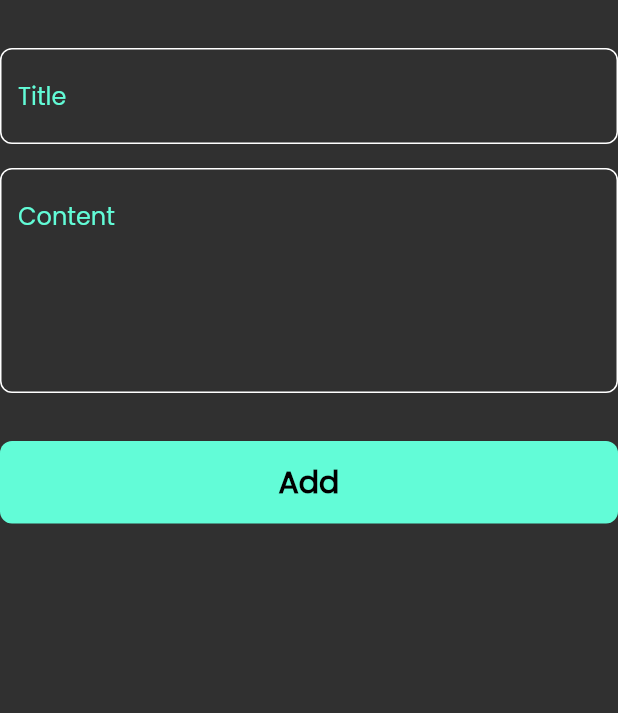
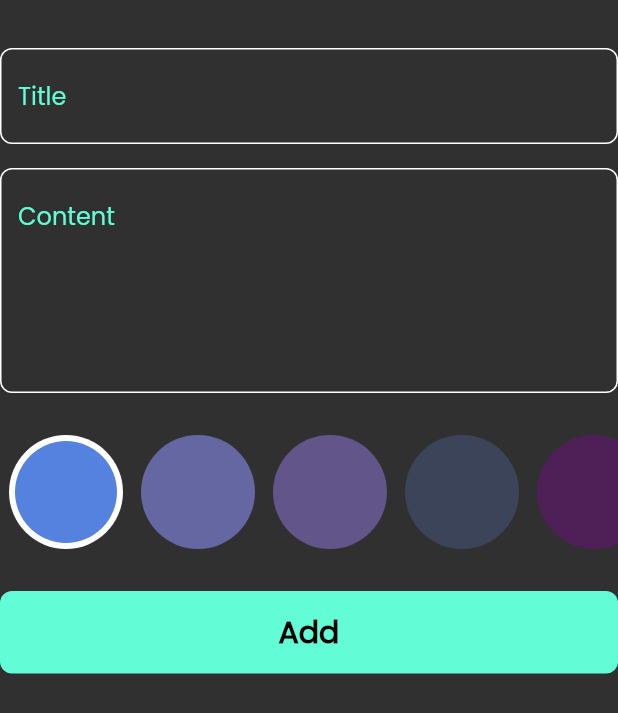
Before and after one commit to MhmmadAlHelou/notes_app, a Flutter app: the AddNoteForm widget shown alone on an empty page, opened directly, on a phone screen of 412 x 824 dp. Shown: the top 713 px of the screen. Run offline on Flutter 3.47's test engine with Material 2 defaults, Android fonts, the phone set to English and light mode, and no system bars; our stand-ins replace bloc, flutter_bloc, hive, hive_flutter; accounts and stored records are empty.

Commit message:
create colors list view

```diff
--- a/lib/widgets/add_note_form.dart
+++ b/lib/widgets/add_note_form.dart
@@ -3,6 +3,7 @@ import 'package:flutter_bloc/flutter_bloc.dart';
 import 'package:notes_app/cubits/cubit/add_note_cubit.dart';
 
 import '../models/note_model.dart';
+import 'colors_list_view.dart';
 import 'custom_botton.dart';
 import 'custom_text_field.dart';
 
@@ -43,7 +44,9 @@ class _AddNoteFormState extends State<AddNoteForm> {
             },
           ),
           //   Spacer(),
-          const SizedBox(height: 32),
+          const SizedBox(height: 28),
+          const ColorsListView(),
+          const SizedBox(height: 28),
           BlocBuilder<AddNoteCubit, AddNoteState>(
             builder: (context, state) {
               return CustomButton(
--- /dev/null
+++ b/lib/widgets/colors_list_view.dart
@@ -0,0 +1,72 @@
+import 'package:flutter/material.dart';
+
+class ColorItem extends StatelessWidget {
+  const ColorItem({super.key, required this.isActive, required this.color});
+
+  final bool isActive;
+  final Color color;
+  @override
+  Widget build(BuildContext context) {
+    return isActive
+        ? CircleAvatar(
+            radius: 38,
+            backgroundColor: Colors.white,
+            child: CircleAvatar(
+              radius: 34,
+              backgroundColor: color,
+            ),
+          )
+        : CircleAvatar(
+            radius: 38,
+            backgroundColor: color,
+          );
+  }
+}
+
+class ColorsListView extends StatefulWidget {
+  const ColorsListView({super.key});
+
+  @override
+  State<ColorsListView> createState() => _ColorsListViewState();
+}
+
+class _ColorsListViewState extends State<ColorsListView> {
+  int currentIndex = 0;
+  List<Color> colors = const [
+    Color(0xff5482DE),
+    Color(0xff6467A1),
+    Color(0xff61558A),
+    Color(0xff3B4459),
+    Color(0xff4E2057),
+    Color(0xff54D7DE),
+    Color(0xff64A19B),
+    Color(0xff55848A),
+    Color(0xff3B5953),
+    Color(0xff205754),
+  ];
+  @override
+  Widget build(BuildContext context) {
+    return SizedBox(
+      height: 38 * 2,
+      child: ListView.builder(
+        scrollDirection: Axis.horizontal,
+        itemCount: colors.length,
+        itemBuilder: (context, index) {
+          return Padding(
+            padding: const EdgeInsets.symmetric(horizontal: 6),
+            child: GestureDetector(
+              onTap: () {
+                currentIndex = index;
+                setState(() {});
+              },
+              child: ColorItem(
+                color: colors[index],
+                isActive: currentIndex == index,
+              ),
+            ),
+          );
+        },
+      ),
+    );
+  }
+}
```
